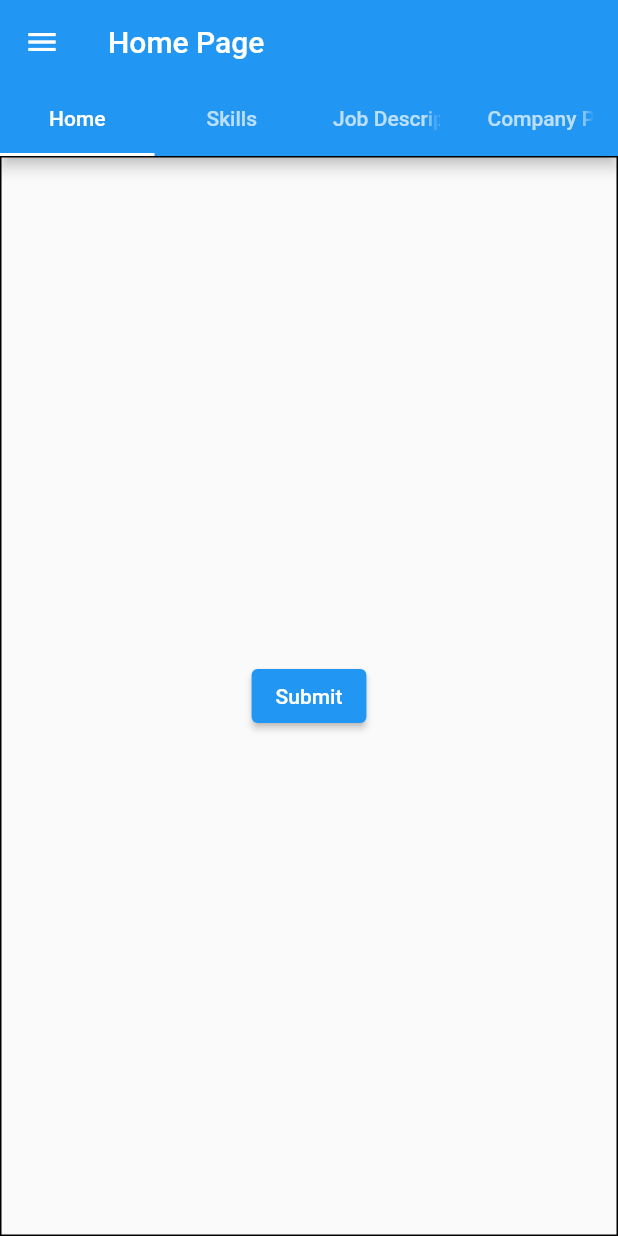
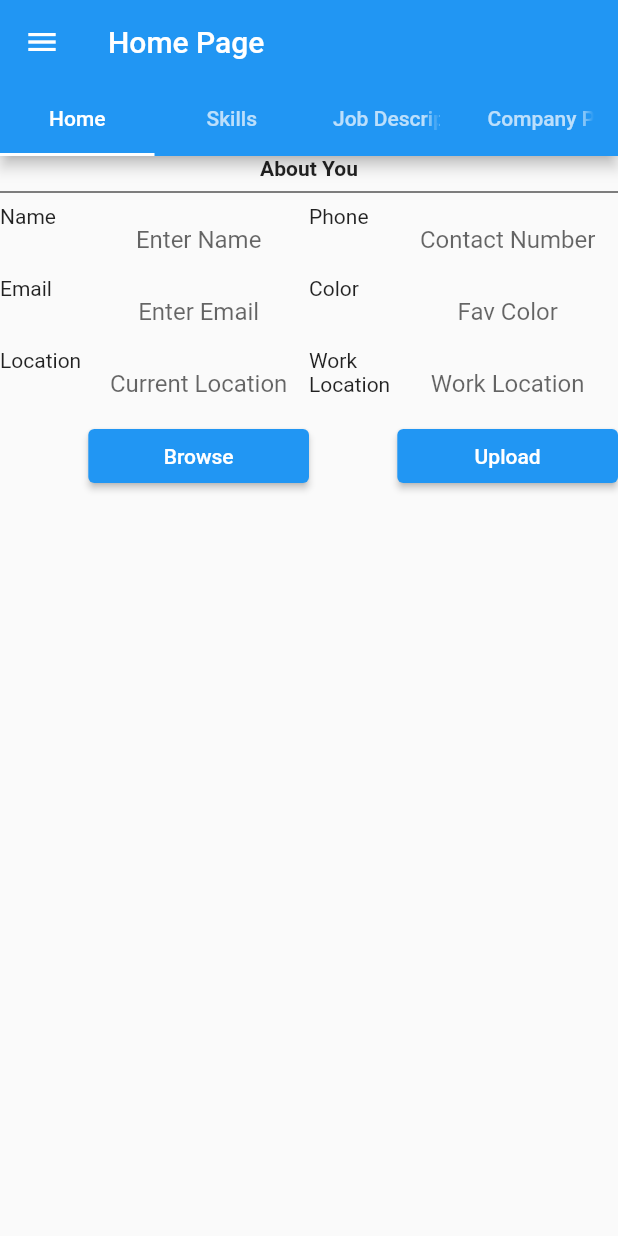
Before and after one commit to AafreenKhan040896/DemoProject1, a Flutter app: the screen it shows after launch, on a phone screen of 412 x 824 dp. Run offline on Flutter 3.47's test engine with Material 2 defaults, Android fonts, the light colour scheme and no system bars; statements that could not run were skipped.

Commit message:
Demo Project

```diff
--- /dev/null
+++ b/lib/widgets/broswe_button.dart
@@ -0,0 +1,23 @@
+import 'package:flutter/material.dart';
+
+class BrowseButton extends StatefulWidget {
+  const BrowseButton({
+    Key? key,
+  }) : super(key: key);
+
+  @override
+  State<BrowseButton> createState() => _BrowseButtonState();
+
+
+}
+
+class _BrowseButtonState extends State<BrowseButton>{
+  @override
+   Widget build(BuildContext context) {
+    return ElevatedButton(
+      child: const Text('Browse'),
+      onPressed: () {},
+    );
+  }
+
+}
--- a/lib/widgets/candidate_form.dart
+++ b/lib/widgets/candidate_form.dart
@@ -1,30 +1,175 @@
-// ignore_for_file: file_names
+// ignore_for_file: must_be_immutable, prefer_typing_uninitialized_variables, must_call_super
 
+import 'package:desktop_layout_view2/widgets/broswe_button.dart';
 import 'package:flutter/material.dart';
-import 'package:desktop_layout_view2/widgets/candidate_details.dart';
+import 'package:flutter/services.dart';
 
-class CandidateForm extends StatelessWidget {
+class CandidateForm extends StatefulWidget {
   static const String routeName = '/home';
 
   const CandidateForm({Key? key}) : super(key: key);
 
   @override
+  State<CandidateForm> createState() => _CandidateFormState();
+}
+
+class _CandidateFormState extends State<CandidateForm>
+    with AutomaticKeepAliveClientMixin {
+  var enteredValue;
+  @override
   Widget build(BuildContext context) {
-    return SizedBox(
-          width: 200,
-          height: 100,
-          child: Container(
-            decoration: BoxDecoration(border: Border.all(color: Colors.black)),
-            child: Center(child: ElevatedButton(
-              child: const Text('Submit'),
-              onPressed: () {
-                Navigator.push(
-                    context,
-                    MaterialPageRoute(
-                        builder: (context) => const CandidateDetails()));
-              },
-            )),
+    return Expanded(
+      child: SizedBox(
+        height: MediaQuery.of(context).size.height - 100,
+        child: SingleChildScrollView(
+          scrollDirection: Axis.vertical,
+          child: Column(
+            crossAxisAlignment: CrossAxisAlignment.center,
+            mainAxisAlignment: MainAxisAlignment.center,
+            children: [
+              const Align(
+                alignment: Alignment.topCenter,
+                child: Text(
+                  'About You',
+                  style: TextStyle(fontWeight: FontWeight.bold),
+                ),
+              ),
+              const Divider(
+                color: Colors.black,
+              ),
+              table(),
+            ],
           ),
-        );
+        ),
+      ),
+    );
   }
+
+  Table table() {
+    return Table(
+      columnWidths: const {
+        0: FlexColumnWidth(2),
+        1: FlexColumnWidth(5),
+        2: FlexColumnWidth(2),
+        3: FlexColumnWidth(5)
+      },
+      children: [
+        TableRow(
+          children: [
+            const Align(
+              alignment: Alignment.centerLeft,
+              child: Text('Name'),
+            ),
+            Align(
+              alignment: Alignment.topCenter,
+              child: TextFormField(
+                decoration: const InputDecoration(
+                    border: InputBorder.none, hintText: 'Enter Name'),
+                onChanged: (value) => enteredValue,
+                textAlign: TextAlign.center,
+                keyboardType: TextInputType.name,
+                inputFormatters: [
+                  FilteringTextInputFormatter.singleLineFormatter
+                ],
+              ),
+            ),
+            const Align(
+              alignment: Alignment.centerLeft,
+              child: Text('Phone'),
+            ),
+            TextFormField(
+              decoration: const InputDecoration(
+                  counterText: "",
+                  hintText: 'Contact Number',
+                  border: InputBorder.none),
+              onChanged: (value) => enteredValue,
+              textAlign: TextAlign.center,
+              keyboardType: TextInputType.phone,
+              inputFormatters: [FilteringTextInputFormatter.digitsOnly],
+              maxLength: 10,
+            ),
+          ],
+        ),
+        TableRow(
+          children: [
+            const Align(
+              alignment: Alignment.centerLeft,
+              child: Text('Email'),
+            ),
+            TextFormField(
+              decoration: const InputDecoration(
+                  counterText: "",
+                  hintText: 'Enter Email',
+                  border: InputBorder.none),
+              onChanged: (value) => enteredValue,
+              textAlign: TextAlign.center,
+              keyboardType: TextInputType.emailAddress,
+            ),
+            const Align(
+              alignment: Alignment.centerLeft,
+              child: Text('Color'),
+            ),
+            TextFormField(
+              decoration: const InputDecoration(
+                  counterText: "",
+                  border: InputBorder.none,
+                  hintText: 'Fav Color'),
+              onChanged: (value) => enteredValue,
+              textAlign: TextAlign.center,
+              keyboardType: TextInputType.text,
+              inputFormatters: [FilteringTextInputFormatter.singleLineFormatter],
+            ),
+          ],
+        ),
+        TableRow(
+          children: [
+            const Align(
+              alignment: Alignment.centerLeft,
+              child: Text('Location'),
+            ),
+            TextFormField(
+              decoration: const InputDecoration(
+                border: InputBorder.none,
+                hintText: 'Current Location',
+              ),
+              onChanged: (value) => enteredValue,
+              textAlign: TextAlign.center,
+              keyboardType: TextInputType.text,
+              inputFormatters: [
+                FilteringTextInputFormatter.singleLineFormatter
+              ],
+            ),
+            const Align(
+              alignment: Alignment.centerLeft,
+              child: Text('Work Location'),
+            ),
+            TextFormField(
+              decoration: const InputDecoration(
+                  hintText: 'Work Location', border: InputBorder.none),
+              onChanged: (value) => enteredValue,
+              textAlign: TextAlign.center,
+              keyboardType: TextInputType.text,
+              inputFormatters: [
+                FilteringTextInputFormatter.singleLineFormatter
+              ],
+            ),
+          ],
+        ),
+        TableRow(
+          children: [
+            const SizedBox(),
+            const BrowseButton(),
+            const SizedBox(),
+            ElevatedButton(
+              child: const Text('Upload'),
+              onPressed: () {},
+            ),
+          ],
+        ),
+      ],
+    );
+  }
+
+  @override
+  bool get wantKeepAlive => true;
 }
```
Also changed, not shown: lib/widgets/company_profile.dart (deleted, +0 -31 lines), lib/widgets/job_description.dart (deleted, +0 -31 lines), lib/widgets/skillsTable.dart (+13 -9 lines), lib/widgets/submit_checkbox.dart (+36 -6 lines).
